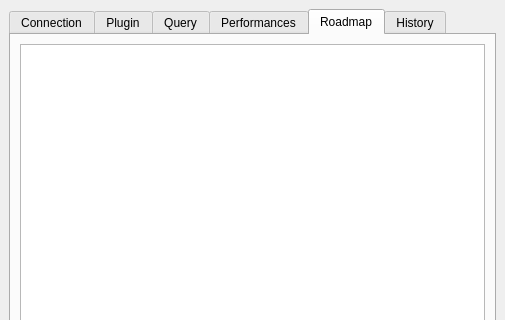
Before: the Qt Designer form src/hmi_qgis/IfsttarRouting/ifsttarrouting.ui in Universite-Gustave-Eiffel/Tempus, drawn with Qt 5; both pictures show x 0 to 505 and y 0 to 320 of the 505 by 545 pixel window.
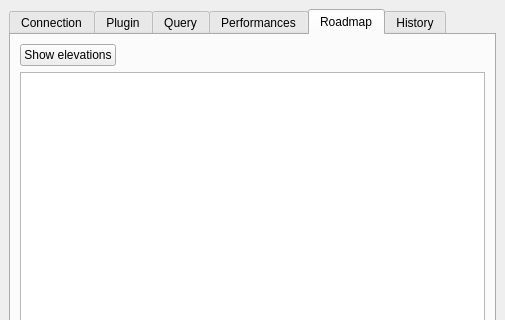
After: the same form once the commit is applied. The open tabs and pages were chosen to show the change. Icons and pictures are not drawn. Custom widgets are drawn as their Qt base class.

Commit message: Add a show/hide elevations button

What changed in the file:
```diff
--- a/src/hmi_qgis/IfsttarRouting/ifsttarrouting.ui
+++ b/src/hmi_qgis/IfsttarRouting/ifsttarrouting.ui
@@ -222,6 +222,30 @@
         <item>
          <layout class="QVBoxLayout" name="resultSelectionLayout"/>
         </item>
+        <item>
+         <layout class="QHBoxLayout" name="horizontalLayout_6">
+          <item>
+           <widget class="QPushButton" name="showElevationsBtn">
+            <property name="text">
+             <string>Show elevations</string>
+            </property>
+           </widget>
+          </item>
+          <item>
+           <spacer name="horizontalSpacer_2">
+            <property name="orientation">
+             <enum>Qt::Horizontal</enum>
+            </property>
+            <property name="sizeHint" stdset="0">
+             <size>
+              <width>40</width>
+              <height>20</height>
+             </size>
+            </property>
+           </spacer>
+          </item>
+         </layout>
+        </item>
         <item>
          <widget class="QTableWidget" name="roadmapTable">
           <property name="alternatingRowColors">
```
The commit also changes 1 other file.
